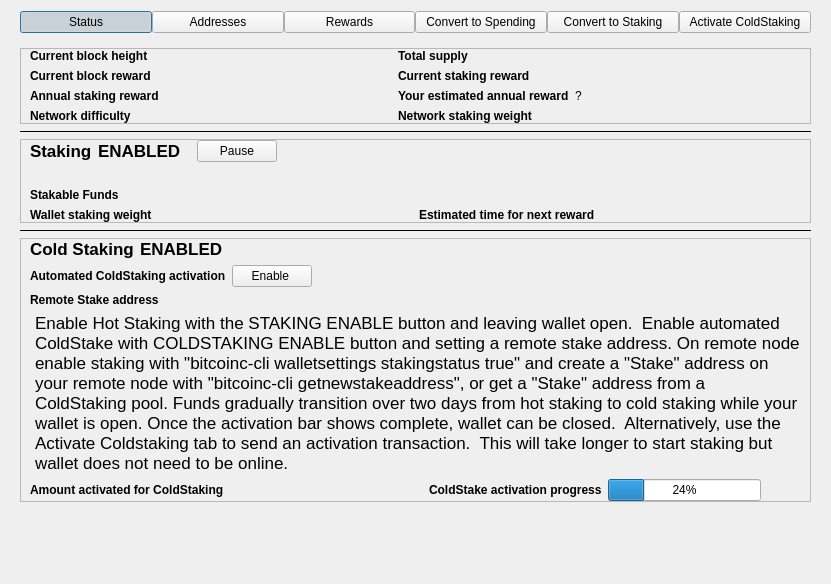
The window that src/qt/forms/stakingdialog.ui (Bitcoin-Confidential/BitcoinC-Core) describes before a commit, drawn with Qt 5.
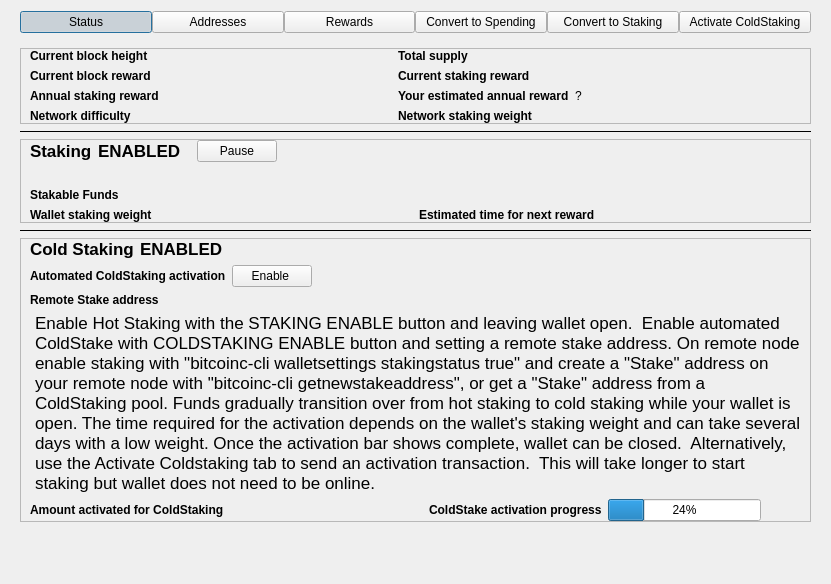
The same window after the commit.

Commit message: qt: Changed coldstaking activation info text

The edit to the form file:
```diff
--- a/src/qt/forms/stakingdialog.ui
+++ b/src/qt/forms/stakingdialog.ui
@@ -815,7 +815,7 @@
                </font>
               </property>
               <property name="text">
-               <string>Enable Hot Staking with the STAKING ENABLE button and leaving wallet open.  Enable automated ColdStake with COLDSTAKING ENABLE button and setting a remote stake address. On remote node enable staking with &quot;bitcoinc-cli walletsettings stakingstatus true&quot; and create a &quot;Stake&quot; address on your remote node with &quot;bitcoinc-cli getnewstakeaddress&quot;, or get a &quot;Stake&quot; address from a ColdStaking pool. Funds gradually transition over two days from hot staking to cold staking while your wallet is open. Once the activation bar shows complete, wallet can be closed.  Alternatively, use the Activate Coldstaking tab to send an activation transaction.  This will take longer to start staking but wallet does not need to be online.</string>
+               <string>Enable Hot Staking with the STAKING ENABLE button and leaving wallet open.  Enable automated ColdStake with COLDSTAKING ENABLE button and setting a remote stake address. On remote node enable staking with &quot;bitcoinc-cli walletsettings stakingstatus true&quot; and create a &quot;Stake&quot; address on your remote node with &quot;bitcoinc-cli getnewstakeaddress&quot;, or get a &quot;Stake&quot; address from a ColdStaking pool. Funds gradually transition over from hot staking to cold staking while your wallet is open. The time required for the activation depends on the wallet's staking weight and can take several days with a low weight. Once the activation bar shows complete, wallet can be closed.  Alternatively, use the Activate Coldstaking tab to send an activation transaction.  This will take longer to start staking but wallet does not need to be online.</string>
               </property>
               <property name="wordWrap">
                <bool>true</bool>
```
